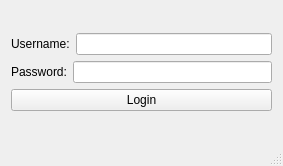
Old version of the form QT Projects/Pint/PintManagementSystem/loginwindow.ui in the repository jginsburgn/ADA.
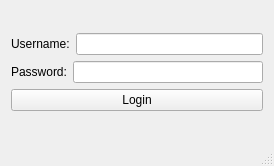
New version of the form.

```diff
--- a/QT Projects/Pint/PintManagementSystem/loginwindow.ui
+++ b/QT Projects/Pint/PintManagementSystem/loginwindow.ui
@@ -6,7 +6,7 @@
    <rect>
     <x>0</x>
     <y>0</y>
-    <width>283</width>
+    <width>274</width>
     <height>166</height>
    </rect>
   </property>
```
Left out of the diff: 2 changed lines with no effect on the pictures.
